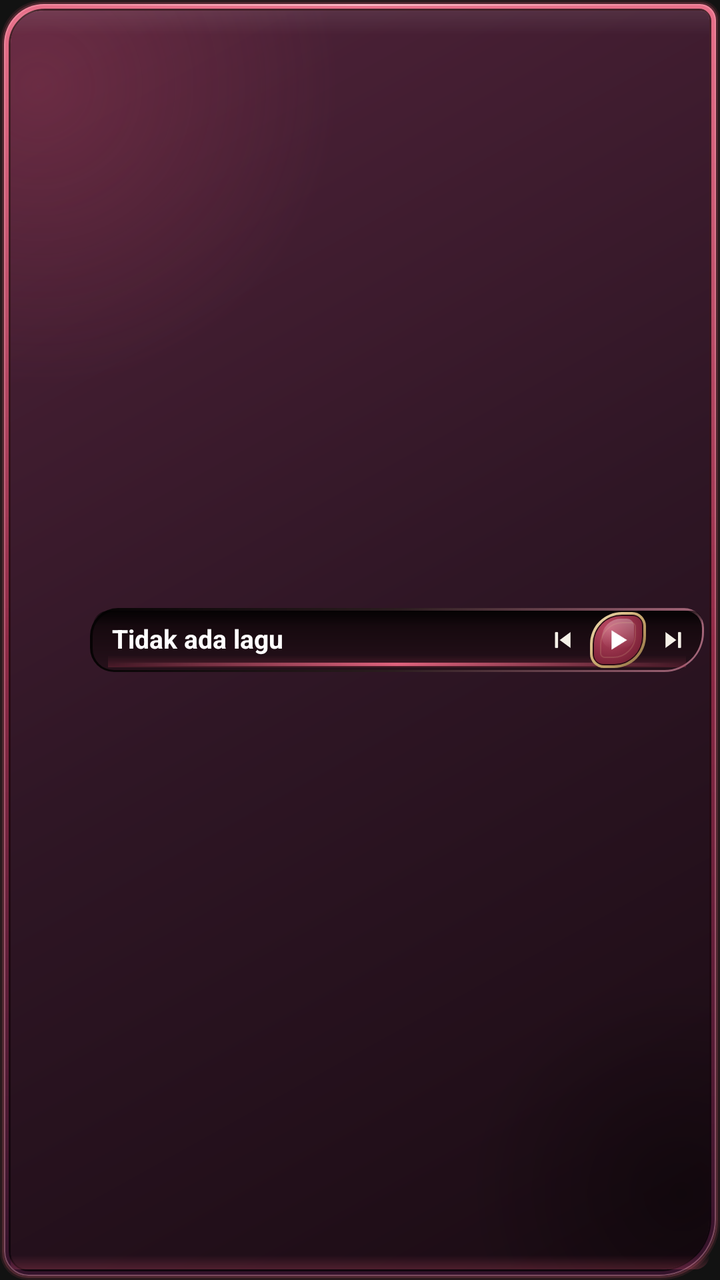
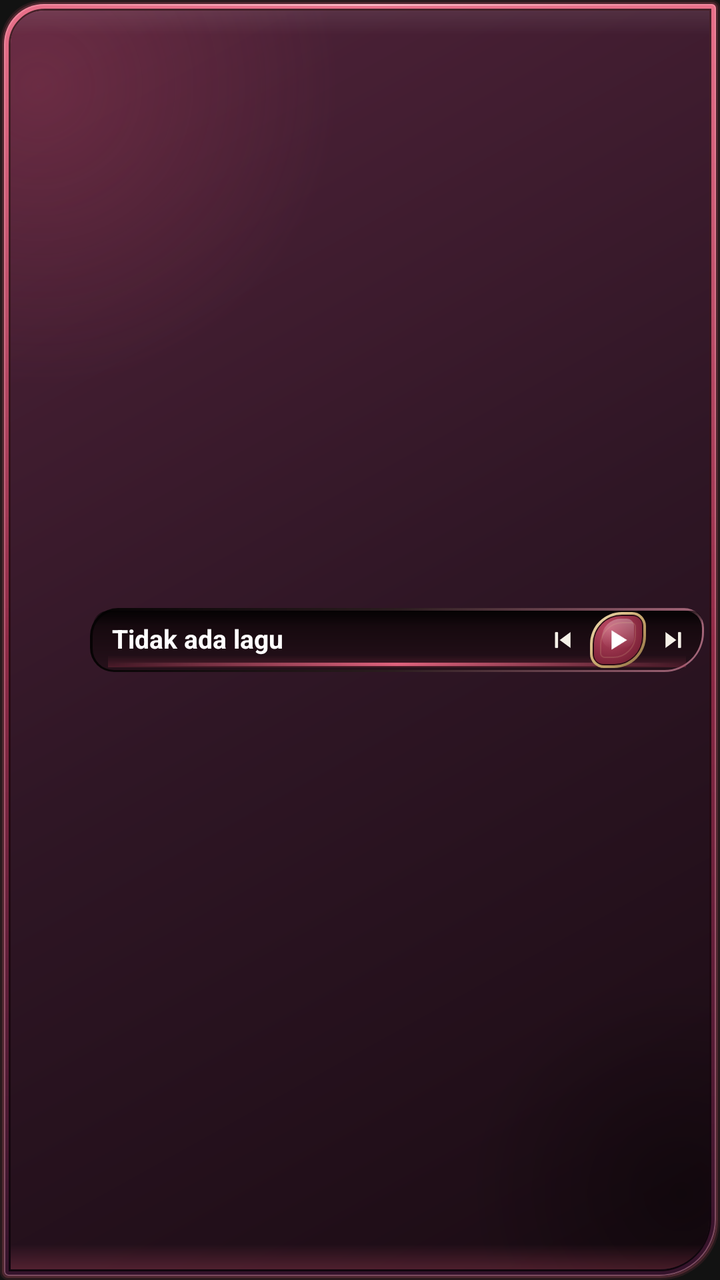

Two renders of the same Android screen: before a commit and after it. Below are the layout's source before the change and the commit's diff.
<!-- AndroidManifest.xml: application theme Theme.AudioPlayer -->
<!-- res/layout/widget_player_slim.xml -->
<?xml version="1.0" encoding="utf-8"?>
<LinearLayout xmlns:android="http://schemas.android.com/apk/res/android"
    android:id="@+id/widget_root"
    android:layout_width="match_parent"
    android:layout_height="match_parent"
    android:background="@drawable/widget_background_compact_dark"
    android:orientation="horizontal"
    android:gravity="center_vertical"
    android:clipToPadding="false"
    android:paddingStart="8dp"
    android:paddingEnd="8dp"
    android:paddingTop="7dp"
    android:paddingBottom="7dp">

    <ImageView
        android:id="@+id/widget_album_art"
        android:layout_width="32dp"
        android:layout_height="32dp"
        android:scaleType="centerCrop" />

    <LinearLayout
        android:id="@+id/widget_well"
        android:layout_width="0dp"
        android:layout_height="32dp"
        android:layout_weight="1"
        android:layout_marginStart="5dp"
        android:background="@drawable/widget_well"
        android:orientation="horizontal"
        android:gravity="center_vertical"
        android:paddingStart="11dp"
        android:paddingEnd="3dp">

        <TextView
            android:id="@+id/widget_title"
            android:layout_width="0dp"
            android:layout_height="wrap_content"
            android:layout_weight="1"
            android:textColor="#FFFFFF"
            android:textSize="13sp"
            android:textStyle="bold"
            android:maxLines="1"
            android:includeFontPadding="false"
            android:scrollHorizontally="true"
            android:ellipsize="marquee"
            android:marqueeRepeatLimit="marquee_forever"
            android:focusable="true"
            android:focusableInTouchMode="true"
            android:text="Tidak ada lagu">
            <requestFocus />
        </TextView>

        <ImageButton
            android:id="@+id/widget_prev"
            android:layout_width="24dp"
            android:layout_height="24dp"
            android:layout_marginStart="2dp"
            android:padding="5dp"
            android:background="@android:color/transparent"
            android:scaleType="fitCenter"
            android:src="@drawable/ic_widget_previous"
            android:contentDescription="Sebelumnya" />

        <ImageButton
            android:id="@+id/widget_play_pause"
            android:layout_width="28dp"
            android:layout_height="28dp"
            android:layout_marginStart="2dp"
            android:padding="6dp"
            android:background="@drawable/widget_play_button_bg"
            android:scaleType="fitCenter"
            android:src="@drawable/ic_widget_play"
            android:contentDescription="Putar" />

        <ImageButton
            android:id="@+id/widget_next"
            android:layout_width="24dp"
            android:layout_height="24dp"
            android:layout_marginStart="2dp"
            android:padding="5dp"
            android:background="@android:color/transparent"
            android:scaleType="fitCenter"
            android:src="@drawable/ic_widget_next"
            android:contentDescription="Berikutnya" />

    </LinearLayout>

</LinearLayout>
<!-- resources referenced by this layout -->
<resources>
  <!-- drawable ic_widget_next: png bitmap (drawable, 1562 bytes) -->
  <!-- drawable ic_widget_play: png bitmap (drawable, 776 bytes) -->
  <!-- drawable ic_widget_previous: png bitmap (drawable, 1621 bytes) -->
  <!-- drawable widget_background_compact_dark: vector/xml drawable (drawable, 5155 chars, omitted) -->
  <!-- drawable widget_play_button_bg: vector/xml drawable (drawable, 6458 chars, omitted) -->
  <!-- drawable widget_well: vector/xml drawable (drawable, 2124 chars, omitted) -->
  <style name="Theme.AudioPlayer" parent="android:Theme.Material.NoActionBar">
          <item name="android:windowBackground">@color/black</item>
      </style>
  <color name="black">#FF121212</color>
</resources>

<!-- the commit's change to res/layout/widget_player_slim.xml (unified diff, before → after) -->
@@ -1,87 +1,95 @@
 <?xml version="1.0" encoding="utf-8"?>
-<LinearLayout xmlns:android="http://schemas.android.com/apk/res/android"
-    android:id="@+id/widget_root"
+<FrameLayout xmlns:android="http://schemas.android.com/apk/res/android"
+    android:id="@android:id/background"
     android:layout_width="match_parent"
     android:layout_height="match_parent"
-    android:background="@drawable/widget_background_compact_dark"
-    android:orientation="horizontal"
-    android:gravity="center_vertical"
-    android:clipToPadding="false"
-    android:paddingStart="8dp"
-    android:paddingEnd="8dp"
-    android:paddingTop="7dp"
-    android:paddingBottom="7dp">
-
-    <ImageView
-        android:id="@+id/widget_album_art"
-        android:layout_width="32dp"
-        android:layout_height="32dp"
-        android:scaleType="centerCrop" />
+    android:clipToOutline="true">
 
     <LinearLayout
-        android:id="@+id/widget_well"
-        android:layout_width="0dp"
-        android:layout_height="32dp"
-        android:layout_weight="1"
-        android:layout_marginStart="5dp"
-        android:background="@drawable/widget_well"
+        android:id="@+id/widget_root"
+        android:layout_width="match_parent"
+        android:layout_height="match_parent"
+        android:background="@drawable/widget_background_compact_dark"
         android:orientation="horizontal"
         android:gravity="center_vertical"
-        android:paddingStart="11dp"
-        android:paddingEnd="3dp">
+        android:clipToPadding="false"
+        android:paddingStart="8dp"
+        android:paddingEnd="8dp"
+        android:paddingTop="7dp"
+        android:paddingBottom="7dp">
 
-        <TextView
-            android:id="@+id/widget_title"
+        <ImageView
+            android:id="@+id/widget_album_art"
+            android:layout_width="32dp"
+            android:layout_height="32dp"
+            android:scaleType="centerCrop" />
+
+        <LinearLayout
+            android:id="@+id/widget_well"
             android:layout_width="0dp"
-            android:layout_height="wrap_content"
+            android:layout_height="32dp"
             android:layout_weight="1"
-            android:textColor="#FFFFFF"
-            android:textSize="13sp"
-            android:textStyle="bold"
-            android:maxLines="1"
-            android:includeFontPadding="false"
-            android:scrollHorizontally="true"
-            android:ellipsize="marquee"
-            android:marqueeRepeatLimit="marquee_forever"
-            android:focusable="true"
-            android:focusableInTouchMode="true"
-            android:text="Tidak ada lagu">
-            <requestFocus />
-        </TextView>
+            android:layout_marginStart="5dp"
+            android:background="@drawable/widget_well"
+            android:orientation="horizontal"
+            android:gravity="center_vertical"
+            android:paddingStart="11dp"
+            android:paddingEnd="3dp">
 
-        <ImageButton
-            android:id="@+id/widget_prev"
-            android:layout_width="24dp"
-            android:layout_height="24dp"
-            android:layout_marginStart="2dp"
-            android:padding="5dp"
-            android:background="@android:color/transparent"
-            android:scaleType="fitCenter"
-            android:src="@drawable/ic_widget_previous"
-            android:contentDescription="Sebelumnya" />
+            <TextView
+                android:id="@+id/widget_title"
+                android:layout_width="0dp"
+                android:layout_height="wrap_content"
+                android:layout_weight="1"
+                android:textColor="#FFFFFF"
+                android:textSize="13sp"
+                android:textStyle="bold"
+                android:maxLines="1"
+                android:includeFontPadding="false"
+                android:scrollHorizontally="true"
+                android:ellipsize="marquee"
+                android:marqueeRepeatLimit="marquee_forever"
+                android:focusable="true"
+                android:focusableInTouchMode="true"
+                android:text="Tidak ada lagu">
+                <requestFocus />
+            </TextView>
 
-        <ImageButton
-            android:id="@+id/widget_play_pause"
-            android:layout_width="28dp"
-            android:layout_height="28dp"
-            android:layout_marginStart="2dp"
-            android:padding="6dp"
-            android:background="@drawable/widget_play_button_bg"
-            android:scaleType="fitCenter"
-            android:src="@drawable/ic_widget_play"
-            android:contentDescription="Putar" />
+            <ImageButton
+                android:id="@+id/widget_prev"
+                android:layout_width="24dp"
+                android:layout_height="24dp"
+                android:layout_marginStart="2dp"
+                android:padding="5dp"
+                android:background="@android:color/transparent"
+                android:scaleType="fitCenter"
+                android:src="@drawable/ic_widget_previous"
+                android:contentDescription="Sebelumnya" />
 
-        <ImageButton
-            android:id="@+id/widget_next"
-            android:layout_width="24dp"
-            android:layout_height="24dp"
-            android:layout_marginStart="2dp"
-            android:padding="5dp"
-            android:background="@android:color/transparent"
-            android:scaleType="fitCenter"
-            android:src="@drawable/ic_widget_next"
-            android:contentDescription="Berikutnya" />
+            <ImageButton
+                android:id="@+id/widget_play_pause"
+                android:layout_width="28dp"
+                android:layout_height="28dp"
+                android:layout_marginStart="2dp"
+                android:padding="6dp"
+                android:background="@drawable/widget_play_button_bg"
+                android:scaleType="fitCenter"
+                android:src="@drawable/ic_widget_play"
+                android:contentDescription="Putar" />
+
+            <ImageButton
+                android:id="@+id/widget_next"
+                android:layout_width="24dp"
+                android:layout_height="24dp"
+                android:layout_marginStart="2dp"
+                android:padding="5dp"
+                android:background="@android:color/transparent"
+                android:scaleType="fitCenter"
+                android:src="@drawable/ic_widget_next"
+                android:contentDescription="Berikutnya" />
+
+        </LinearLayout>
 
     </LinearLayout>
 
-</LinearLayout>
+</FrameLayout>
<!-- resource entries referenced after the edit -->
@@ -3,7 +3,7 @@
   <!-- drawable ic_widget_next: png bitmap (drawable, 1562 bytes) -->
   <!-- drawable ic_widget_play: png bitmap (drawable, 776 bytes) -->
   <!-- drawable ic_widget_previous: png bitmap (drawable, 1621 bytes) -->
-  <!-- drawable widget_background_compact_dark: vector/xml drawable (drawable, 5155 chars, omitted) -->
+  <!-- drawable widget_background_compact_dark: vector/xml drawable (drawable, 5192 chars, omitted) -->
   <!-- drawable widget_play_button_bg: vector/xml drawable (drawable, 6458 chars, omitted) -->
   <!-- drawable widget_well: vector/xml drawable (drawable, 2124 chars, omitted) -->
   <style name="Theme.AudioPlayer" parent="android:Theme.Material.NoActionBar">
